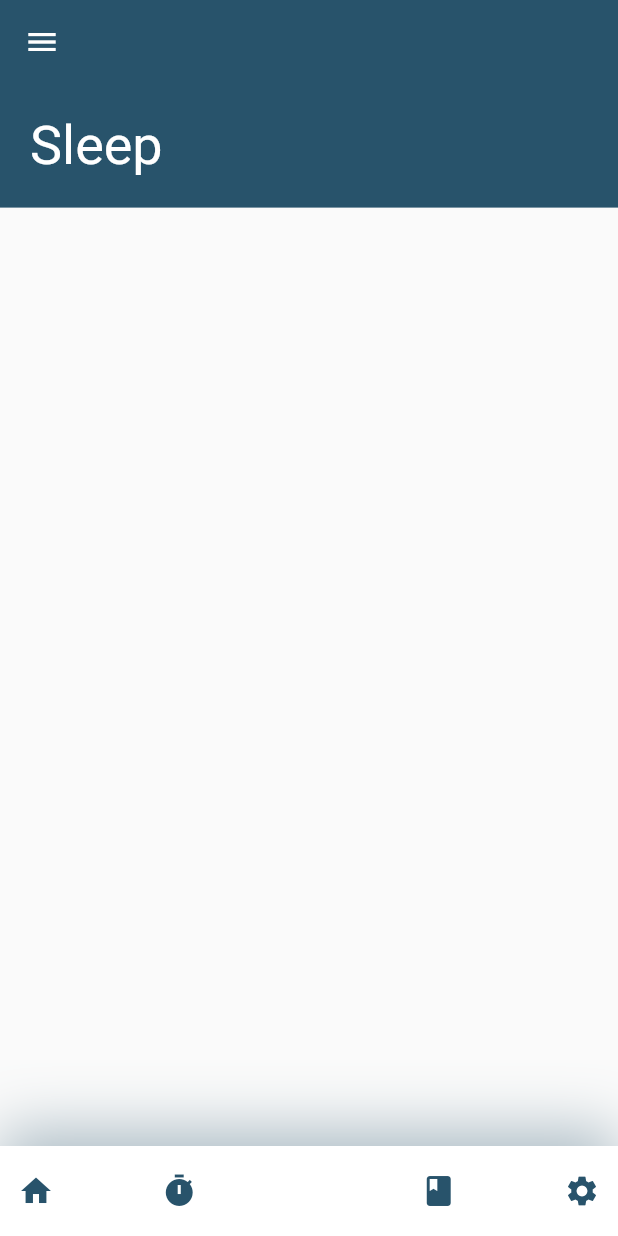
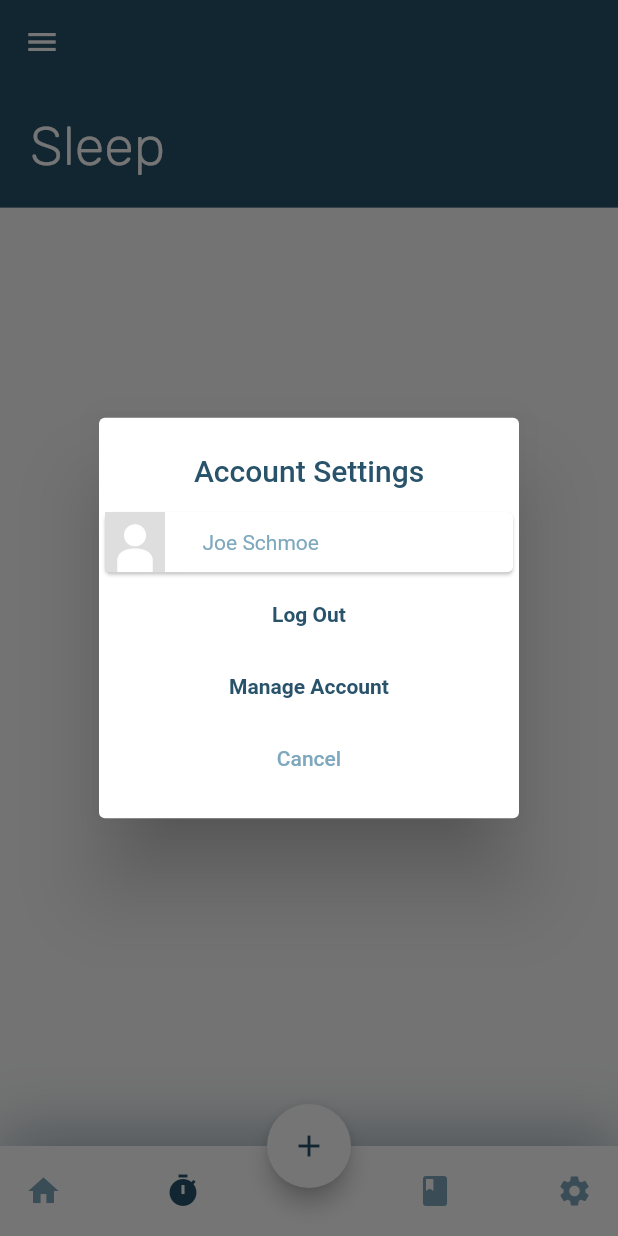
Before and after one commit to varunan-vara/Cranberry, a Flutter app: the screen it shows after launch, item 2 of the bottom bar chosen, after a tap on the "menu" icon, on a phone screen of 412 x 824 dp. Run offline on Flutter 3.47's test engine with Material 2 defaults, Android fonts, the phone set to English and light mode, and no system bars; our stand-ins replace flutter_svg.

Commit message:
Added Fonts, Added Settings Pane, Added Account Settings

```diff
--- a/lib/components/AppBar.dart
+++ b/lib/components/AppBar.dart
@@ -1,11 +1,70 @@
 import 'package:flutter/material.dart';
 
-AppBar myAppBar(){
+AppBar myAppBar(context){
   return AppBar(
     elevation: 0,
     leading: IconButton(
+      splashColor: Colors.transparent,
+      highlightColor: Colors.transparent,
       icon: Icon(Icons.menu),
-      onPressed: () {},
+      onPressed: () {
+        showDialog(context: context, builder: (BuildContext context) {
+          return AccountDialog();
+        });
+      },
     ),
   );
 }
+
+class AccountDialog extends StatelessWidget{
+  @override
+  Widget build(BuildContext context){
+    return SimpleDialog(
+      title: Center(child:Text("Account Settings", style: TextStyle(color: Color.fromRGBO(40, 83, 107, 1)),),),
+      children: <Widget>[
+        Card(
+          child: Row(
+            children: <Widget>[
+              Image(
+                image: AssetImage("assets/240_F_64676383_LdbmhiNM6Ypzb3FM4PPuFP9rHe7ri8Ju.jpg"),
+                height: 40,
+                width: 40,
+              ),
+              Padding(
+                padding: EdgeInsets.only(left: 25),
+                child:  Text("Joe Schmoe"),
+              ),
+            ],
+          ),
+        ),
+        FlatButton(
+          onPressed: () {},
+          child: Text("Log Out", style: mainOption()),
+        ),
+        FlatButton(
+          onPressed: () {},
+          child: Text("Manage Account", style: mainOption()),
+        ),
+        FlatButton(
+          onPressed: () {
+            Navigator.pop(context, true);
+          },
+          child: Text("Cancel", style: quitOption()),
+        ),
+      ],
+    );
+  }
+}
+
+TextStyle mainOption() {
+  return TextStyle(
+    color: Color.fromRGBO(40, 83, 107, 1),
+    fontWeight: FontWeight.bold,
+  );
+}
+
+TextStyle quitOption() {
+  return TextStyle(
+    color: Color.fromRGBO(126, 168, 190, 1),
+  );
+}
--- /dev/null
+++ b/lib/components/floatingaction.dart
@@ -0,0 +1,31 @@
+import 'package:flutter/material.dart';
+
+class ActionButton extends StatelessWidget {
+
+  Color main;
+  Color background;
+  ActionButton(this.background, this.main);
+
+  @override
+  Widget build(BuildContext context) {
+    return FloatingActionButton(
+      onPressed: () {},
+      backgroundColor: background,
+      child: Icon(Icons.add, color: main,),
+    );
+  }
+}
+
+class NewPage extends StatefulWidget {
+  ForwardPage createState() => ForwardPage();
+}
+
+class ForwardPage extends State<NewPage> {
+  //how to deal with the additions and stuff
+  @override
+  Widget build(BuildContext context) {
+    return Scaffold(
+
+    );
+  }
+}
--- a/lib/pages/myapp.dart
+++ b/lib/pages/myapp.dart
@@ -2,6 +2,7 @@ import 'package:flutter/cupertino.dart';
 import 'package:flutter/material.dart';
 import 'package:flutter_svg/flutter_svg.dart';
 import './../components/AppBar.dart';
+import './../components/floatingaction.dart';
 
 //imports for Navbar
 import './Sleep/sleep.dart';
@@ -43,22 +44,10 @@ class MainState extends State<Mainpage> {
 
   //Navigation for bottomNavigationBar
   int _currentIndex = 0;
-  String currentPage = "Home";
+
 
   //homes for navigation bar
-  final List<Widget> _children = [
-    MainFeed(),
-    SleepFeed(),
-    DiaryFeed(),
-    Settings()
-  ];
 
-  final List<String> _pageNames = [
-    "Home",
-    "Sleep",
-    "Diary",
-    "Settings"
-  ];
   void onTabTapped(int index) {
     setState(() {
       _currentIndex = index;
@@ -68,10 +57,13 @@ class MainState extends State<Mainpage> {
   @override
   Widget build(BuildContext context) {
     return Scaffold(
-      appBar: myAppBar(),
-      body: MainBody(_children[_currentIndex], _pageNames[_currentIndex]),
+      appBar: myAppBar(context),
+      body: MainBody(_currentIndex),
+      floatingActionButton: ActionButton(Colors.white, kPrimaryColor),
+      floatingActionButtonLocation: FloatingActionButtonLocation.centerDocked,
       bottomNavigationBar: Container(
         height: 60,
+        padding: EdgeInsets.symmetric(horizontal: 5),
         decoration: BoxDecoration(
           color: Colors.white,
           boxShadow: [
@@ -87,12 +79,12 @@ class MainState extends State<Mainpage> {
           children: <Widget>[
             IconButton(
               icon: Icon(Icons.home),
-              color: kPrimaryColor,
+              color: _currentIndex == 0 ? kPrimaryColor : kTextColor,
               onPressed: () {onTabTapped(0);},
             ),
             IconButton(
               icon: Icon(Icons.timer),
-              color: kPrimaryColor,
+              color: _currentIndex == 1 ? kPrimaryColor : kTextColor,
               onPressed: () {onTabTapped(1);},
             ),
             Container(
@@ -100,12 +92,12 @@ class MainState extends State<Mainpage> {
             ),
             IconButton(
               icon: Icon(Icons.book),
-                color: kPrimaryColor,
+              color: _currentIndex == 2 ? kPrimaryColor : kTextColor,
               onPressed: () {onTabTapped(2);},
             ),
             IconButton(
               icon: Icon(Icons.settings),
-              color: kPrimaryColor,
+              color: _currentIndex == 3 ? kPrimaryColor : kTextColor,
               onPressed: () {onTabTapped(3);},
             ),
           ],
@@ -119,10 +111,26 @@ class MainState extends State<Mainpage> {
 
 class MainBody extends StatelessWidget {
 
-  Widget wydget;
-  String page;
+  int page;
 
-  MainBody(this.wydget, this.page);
+  MainBody(this.page);
+
+  String currentPage = "Home";
+
+  final List<Widget> _children = [
+    MainFeed(),
+    SleepFeed(),
+    DiaryFeed(),
+    Settings()
+  ];
+
+  final List<String> _pageNames = [
+    "Home",
+    "Sleep",
+    "Diary",
+    "Settings"
+  ];
+
 @override
   Widget build(BuildContext context) {
     Size size = MediaQuery.of(context).size;
@@ -140,9 +148,10 @@ class MainBody extends StatelessWidget {
                   children: <Widget>[
                     Padding(
                       padding: EdgeInsets.symmetric(vertical: 10),
-                      child: Text(page, style: TextStyle(
-                        color: Colors.white,
-                        fontSize: 36,
+                      child: Text(_pageNames[page], style: TextStyle(
+                          color: Colors.white,
+                          fontSize: 36,
+                          fontFamily: 'Rubik'
                       ),),
                     ),
                   ],
@@ -151,7 +160,7 @@ class MainBody extends StatelessWidget {
             ],
           ),
         ),
-        Container(child: wydget),
+        Container(child: _children[page]),
       ],
     );
   }
```
Also changed, not shown: fonts/OFL.txt (added, +93 -0 lines), lib/pages/Settings/settings.dart (+40 -2 lines), pubspec.yaml (+8 -0 lines), assets/240_F_64676383_LdbmhiNM6Ypzb3FM4PPuFP9rHe7ri8Ju.jpg (added), fonts/Rubik-Black.ttf (added), fonts/Rubik-BlackItalic.ttf (added), fonts/Rubik-Bold.ttf (added), fonts/Rubik-BoldItalic.ttf (added), fonts/Rubik-Italic.ttf (added), fonts/Rubik-Light.ttf (added), fonts/Rubik-LightItalic.ttf (added), fonts/Rubik-Medium.ttf (added), fonts/Rubik-MediumItalic.ttf (added), fonts/Rubik-Regular.ttf (added), 1 other file.
